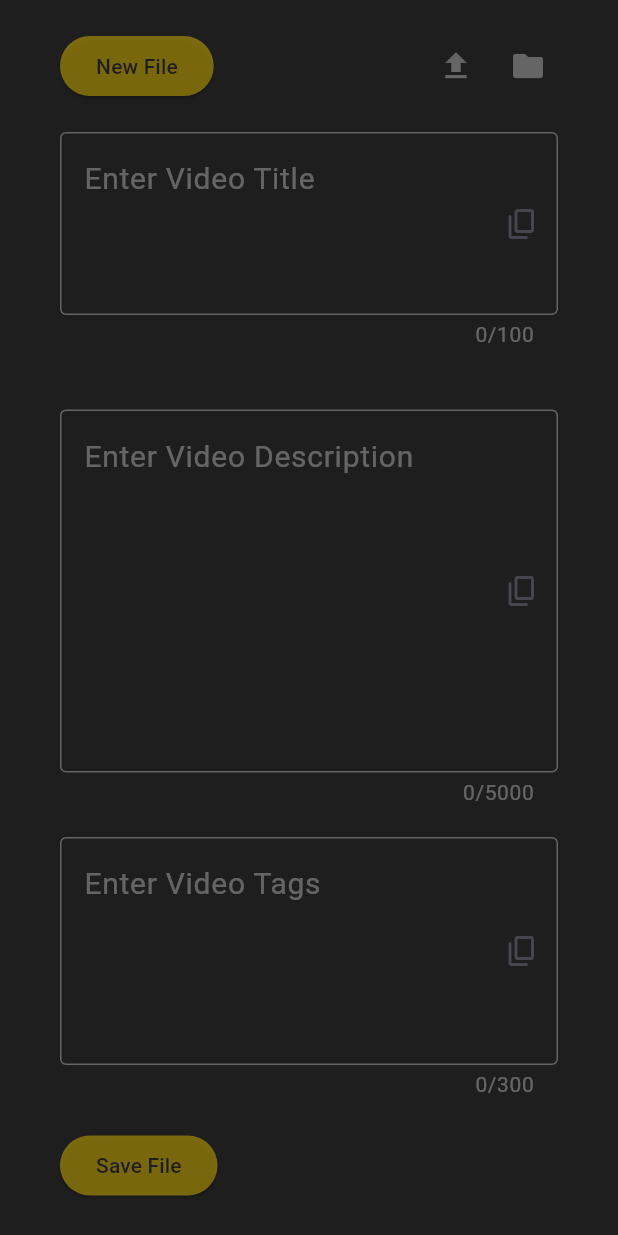
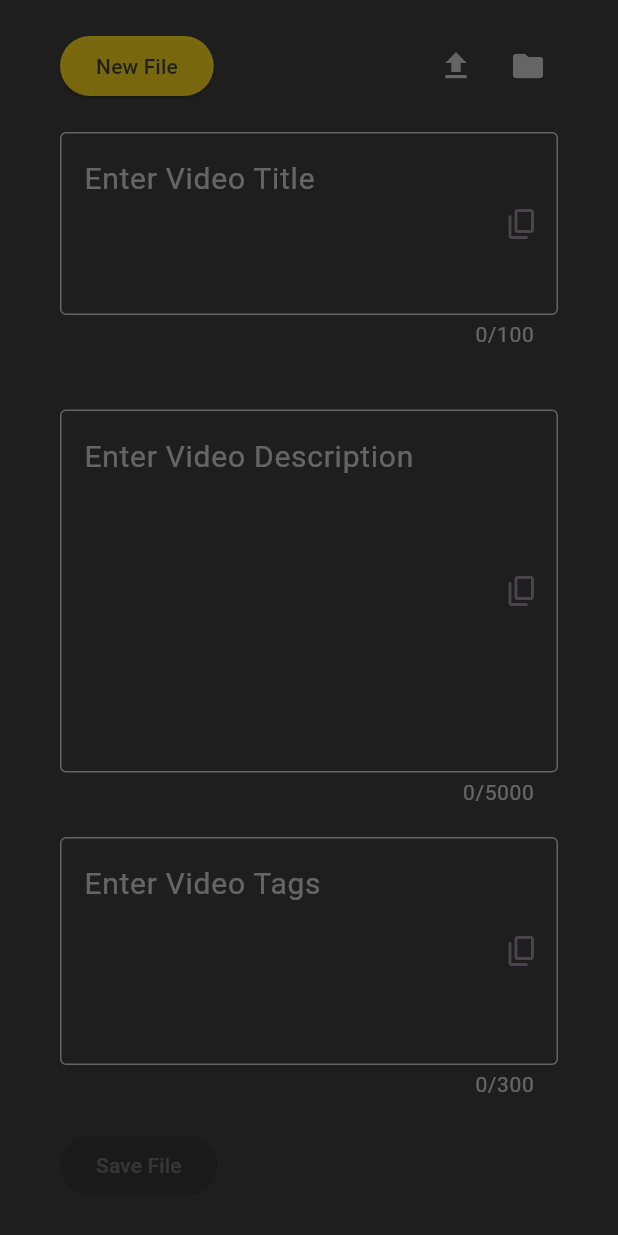
Before and after one commit to gentlemani/Ricking, a Flutter app: the screen it shows after launch, on a phone screen of 412 x 824 dp. Run offline on Flutter 3.47's test engine with Material 3 defaults, Android fonts, the phone set to English and light mode, and no system bars; our stand-ins replace file_picker.

Commit message:
Save file working

```diff
--- a/lib/screens/home_screen.dart
+++ b/lib/screens/home_screen.dart
@@ -17,6 +17,7 @@ class _HomeScreenState extends State<HomeScreen> {
     super.initState();
     addListeners();
   }
+
   @override
   void dispose() {
     removeListeners();
@@ -34,7 +35,7 @@ class _HomeScreenState extends State<HomeScreen> {
     }
   }
 
-  void removeListeners(){
+  void removeListeners() {
     List<TextEditingController> controllers = [
       fileService.titleController,
       fileService.descriptionController,
@@ -97,7 +98,16 @@ class _HomeScreenState extends State<HomeScreen> {
               controller: fileService.tagsController,
             ),
             const SizedBox(height: 20),
-            Row(children: [_mainButton(() => null, 'Save File')]),
+            Row(
+              children: [
+                _mainButton(
+                  fileService.fieldsNotEmpty
+                      ? () => fileService.saveContent(context)
+                      : null,
+                  'Save File',
+                ),
+              ],
+            ),
           ],
         ),
       ),
--- a/pubspec.yaml
+++ b/pubspec.yaml
@@ -35,6 +35,7 @@ dependencies:
   # Use with the CupertinoIcons class for iOS style icons.
   cupertino_icons: ^1.0.8
   intl: ^0.20.2
+  file_picker: ^11.0.2
 
 dev_dependencies:
   flutter_test:
```
Also changed, not shown: lib/services/file_service.dart (+11 -0 lines), pubspec.lock, 1 other file.
